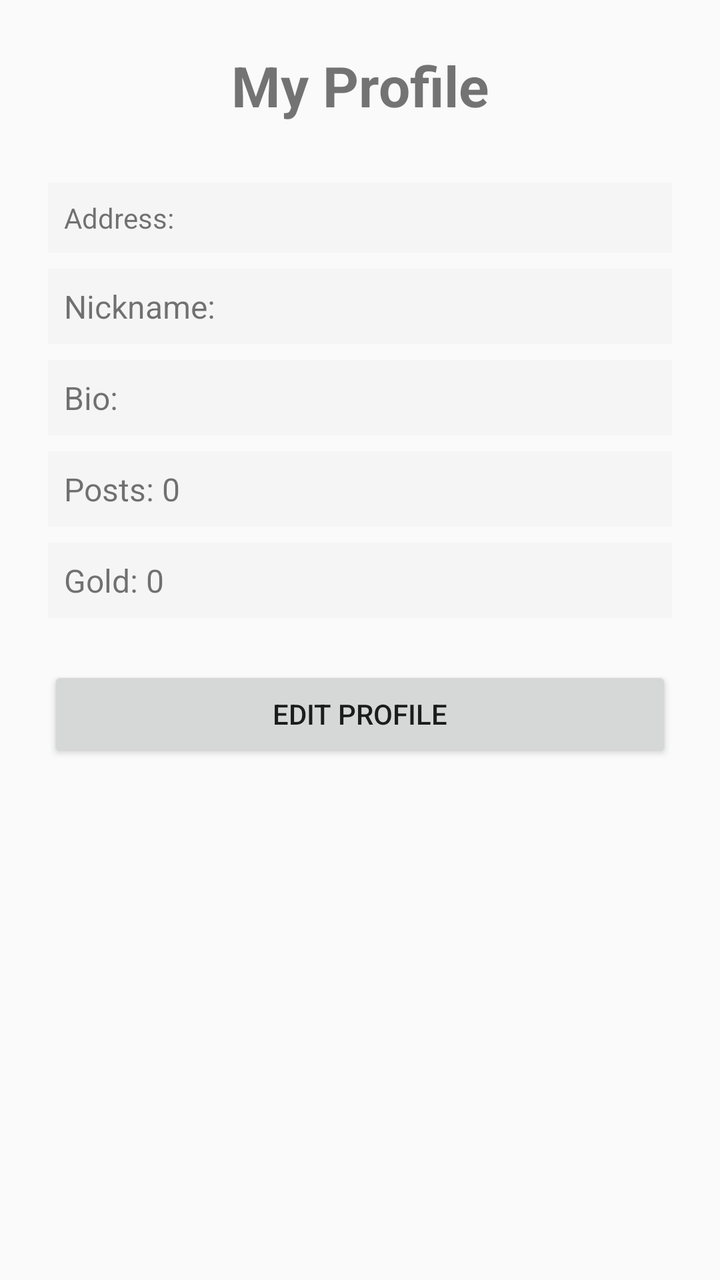
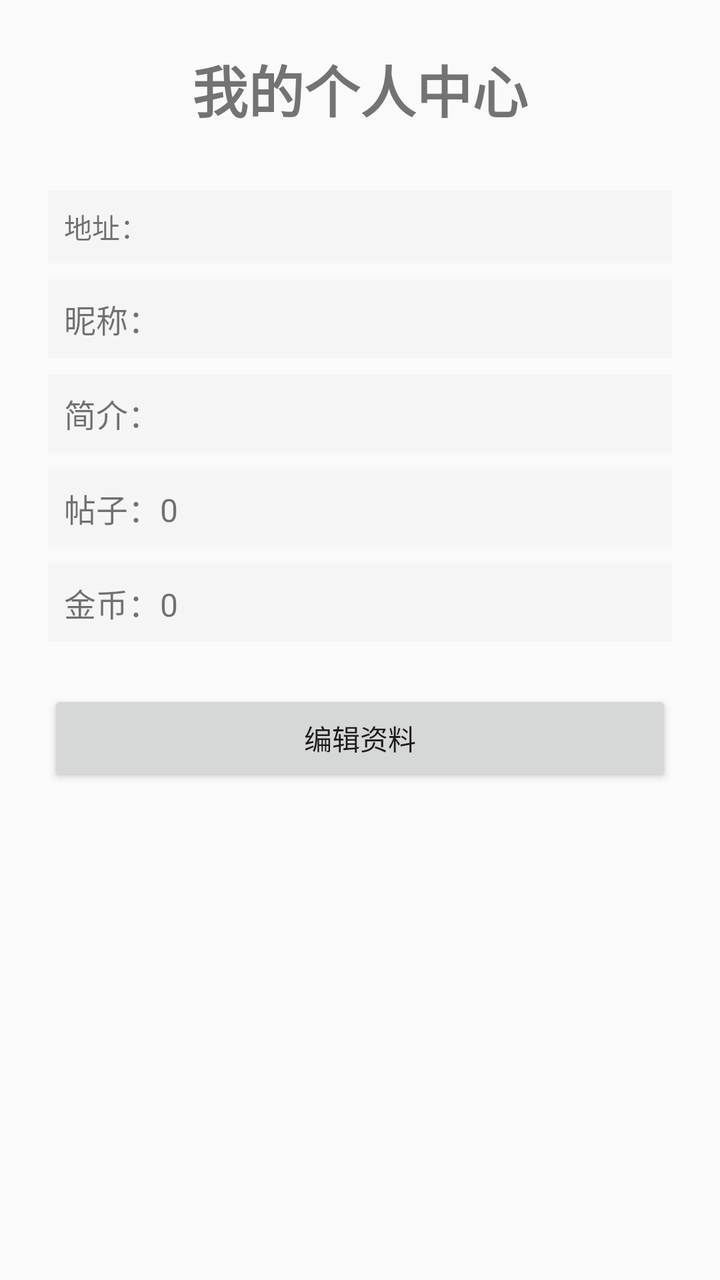

The first picture is an Android layout as it rendered before a commit; the second is the same layout after the commit. The layout source and the unified diff follow.
<!-- AndroidManifest.xml: application theme Theme.DShare -->
<!-- res/layout/activity_profile.xml -->
<?xml version="1.0" encoding="utf-8"?>
<ScrollView xmlns:android="http://schemas.android.com/apk/res/android"
    android:layout_width="match_parent"
    android:layout_height="match_parent">
    <LinearLayout
        android:layout_width="match_parent"
        android:layout_height="wrap_content"
        android:orientation="vertical"
        android:padding="24dp"
        android:gravity="center">
        <TextView
            android:layout_width="wrap_content"
            android:layout_height="wrap_content"
            android:text="My Profile"
            android:textSize="28sp"
            android:textStyle="bold"
            android:layout_marginBottom="30dp" />
        <TextView
            android:id="@+id/tv_address"
            android:layout_width="match_parent"
            android:layout_height="wrap_content"
            android:text="Address: "
            android:textSize="14sp"
            android:padding="8dp"
            android:background="#F5F5F5"
            android:layout_marginBottom="8dp" />
        <TextView
            android:id="@+id/tv_nickname"
            android:layout_width="match_parent"
            android:layout_height="wrap_content"
            android:text="Nickname: "
            android:textSize="16sp"
            android:padding="8dp"
            android:background="#F5F5F5"
            android:layout_marginBottom="8dp" />
        <TextView
            android:id="@+id/tv_bio"
            android:layout_width="match_parent"
            android:layout_height="wrap_content"
            android:text="Bio: "
            android:textSize="16sp"
            android:padding="8dp"
            android:background="#F5F5F5"
            android:layout_marginBottom="8dp" />
        <TextView
            android:id="@+id/tv_post_count"
            android:layout_width="match_parent"
            android:layout_height="wrap_content"
            android:text="Posts: 0"
            android:textSize="16sp"
            android:padding="8dp"
            android:background="#F5F5F5"
            android:layout_marginBottom="8dp" />
        <TextView
            android:id="@+id/tv_gold_balance"
            android:layout_width="match_parent"
            android:layout_height="wrap_content"
            android:text="Gold: 0"
            android:textSize="16sp"
            android:padding="8dp"
            android:background="#F5F5F5"
            android:layout_marginBottom="8dp" />
        <Button
            android:id="@+id/btn_edit_profile"
            android:layout_width="match_parent"
            android:layout_height="wrap_content"
            android:text="Edit Profile"
            android:layout_marginTop="16dp" />
    </LinearLayout>
</ScrollView>
<!-- resources referenced by this layout -->
<resources>
  <style name="Theme.DShare" parent="Theme.AppCompat.Light.NoActionBar">
          <item name="colorPrimary">@color/primary</item>
          <item name="colorPrimaryDark">@color/primary_dark</item>
          <item name="colorAccent">@color/accent</item>
      </style>
  <color name="primary">#1A237E</color>
  <color name="primary_dark">#0D1B5E</color>
  <color name="accent">#FF6F00</color>
</resources>

<!-- the commit's change to res/layout/activity_profile.xml (unified diff, before → after) -->
@@ -11,7 +11,7 @@
         <TextView
             android:layout_width="wrap_content"
             android:layout_height="wrap_content"
-            android:text="My Profile"
+            android:text="@string/my_profile"
             android:textSize="28sp"
             android:textStyle="bold"
             android:layout_marginBottom="30dp" />
@@ -19,7 +19,7 @@
             android:id="@+id/tv_address"
             android:layout_width="match_parent"
             android:layout_height="wrap_content"
-            android:text="Address: "
+            android:text="@string/address_colon"
             android:textSize="14sp"
             android:padding="8dp"
             android:background="#F5F5F5"
@@ -28,7 +28,7 @@
             android:id="@+id/tv_nickname"
             android:layout_width="match_parent"
             android:layout_height="wrap_content"
-            android:text="Nickname: "
+            android:text="@string/nickname_colon"
             android:textSize="16sp"
             android:padding="8dp"
             android:background="#F5F5F5"
@@ -37,7 +37,7 @@
             android:id="@+id/tv_bio"
             android:layout_width="match_parent"
             android:layout_height="wrap_content"
-            android:text="Bio: "
+            android:text="@string/bio_colon"
             android:textSize="16sp"
             android:padding="8dp"
             android:background="#F5F5F5"
@@ -46,7 +46,7 @@
             android:id="@+id/tv_post_count"
             android:layout_width="match_parent"
             android:layout_height="wrap_content"
-            android:text="Posts: 0"
+            android:text="帖子：0"
             android:textSize="16sp"
             android:padding="8dp"
             android:background="#F5F5F5"
@@ -55,7 +55,7 @@
             android:id="@+id/tv_gold_balance"
             android:layout_width="match_parent"
             android:layout_height="wrap_content"
-            android:text="Gold: 0"
+            android:text="金币：0"
             android:textSize="16sp"
             android:padding="8dp"
             android:background="#F5F5F5"
@@ -64,7 +64,7 @@
             android:id="@+id/btn_edit_profile"
             android:layout_width="match_parent"
             android:layout_height="wrap_content"
-            android:text="Edit Profile"
+            android:text="@string/edit_profile"
             android:layout_marginTop="16dp" />
     </LinearLayout>
 </ScrollView>
<!-- resource entries referenced after the edit -->
@@ -1,5 +1,10 @@
 <!-- resources referenced by this layout -->
 <resources>
+  <string name="address_colon">地址：</string>
+  <string name="bio_colon">简介：</string>
+  <string name="edit_profile">编辑资料</string>
+  <string name="my_profile">我的个人中心</string>
+  <string name="nickname_colon">昵称：</string>
   <style name="Theme.DShare" parent="Theme.AppCompat.Light.NoActionBar">
           <item name="colorPrimary">@color/primary</item>
           <item name="colorPrimaryDark">@color/primary_dark</item>
